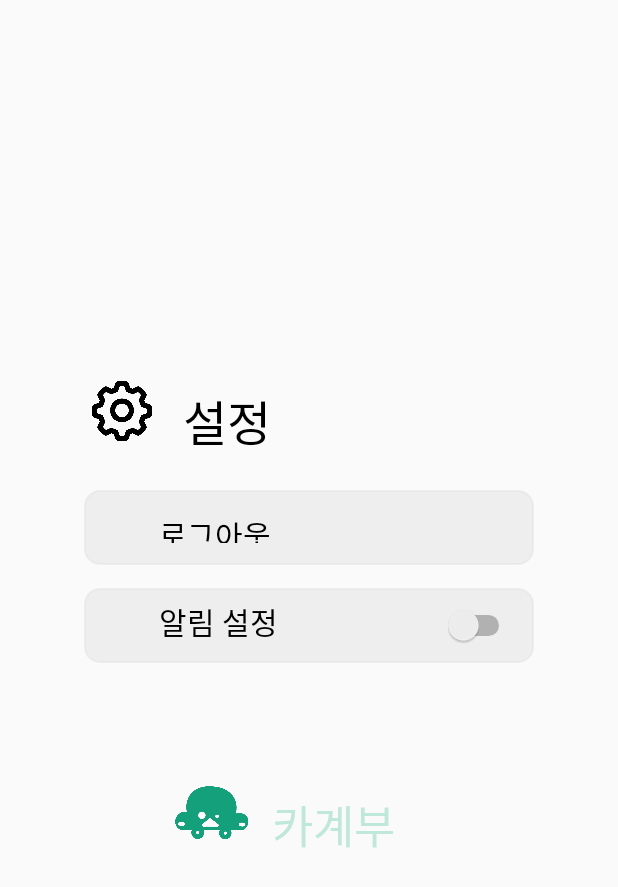
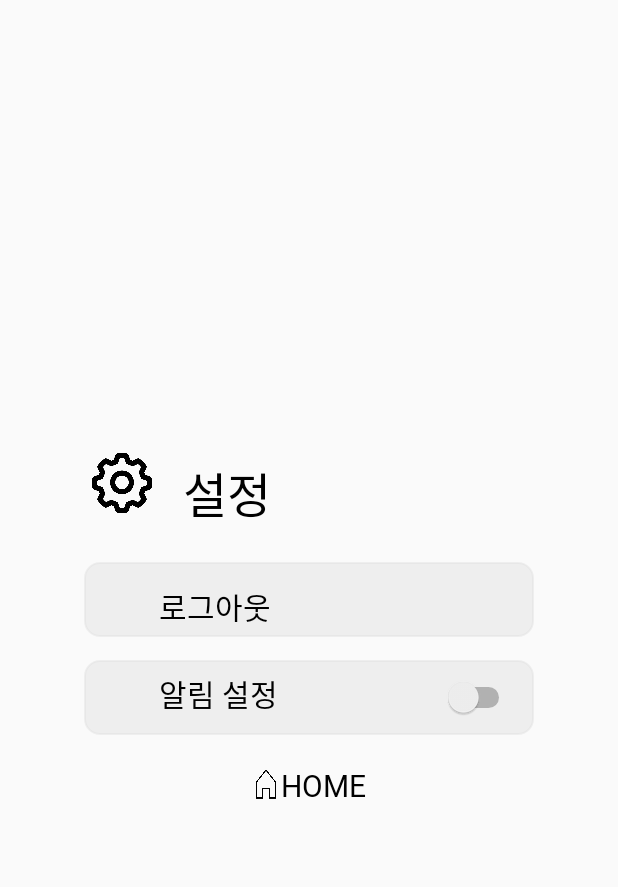
Before and after one commit to jsk41755/Car_management_app, an Android app: the layout activity_settings.xml on its own in the app's theme, with its tools: preview values and no code run, on a phone screen of 412 x 824 dp. Shown: the top 887 px of the screen. Run offline under Robolectric (Android 15) with nearby library versions, the phone set to English and light mode, and no system bars.

Commit message:
설정버튼 5/29_1

```diff
--- a/app/build.gradle
+++ b/app/build.gradle
@@ -60,4 +60,5 @@ dependencies {
     implementation 'com.squareup.retrofit2:converter-scalars:2.3.0'  // String 처리시
     implementation 'com.squareup.okhttp3:okhttp:3.14.7'                     //okhttp3
     implementation 'com.squareup.okhttp3:logging-interceptor:3.14.7'
+
 }
--- a/app/src/main/AndroidManifest.xml
+++ b/app/src/main/AndroidManifest.xml
@@ -16,6 +16,8 @@
         android:theme="@style/Theme.Car_Management_App"
         android:usesCleartextTraffic="true">
         <meta-data android:name="com.kakao.sdk.AppKey" android:value="28024e75b13ddbf12969583a1027b447"/>
+        <activity
+            android:name=".Settings" />
         <activity
             android:name=".Car_Number_Reigst"
             android:exported="false" />
@@ -39,7 +41,6 @@
             android:exported="true">
             <intent-filter>
                 <action android:name="android.intent.action.MAIN" />
-
                 <category android:name="android.intent.category.LAUNCHER" />
             </intent-filter>
         </activity>
--- a/app/src/main/java/com/example/car_management_app/Frag2.java
+++ b/app/src/main/java/com/example/car_management_app/Frag2.java
@@ -15,6 +15,7 @@ import android.util.Log;
 import android.view.LayoutInflater;
 import android.view.View;
 import android.view.ViewGroup;
+import android.widget.ImageView;
 import android.widget.ProgressBar;
 import android.widget.TextView;
 
@@ -44,6 +45,8 @@ public class Frag2 extends Fragment {
     ProgressBar Car_inspection_progress, EngineOil_filter_progress, Airconditioner_filter_progress, CoolingWater_progress,
             Wiper_blade_progress, BreakOil_progress;
 
+    ImageView imageView2;
+
     FirebaseDatabase database = FirebaseDatabase.getInstance();
     DatabaseReference databaseReference = database.getInstance().getReference("Car_Management");
 
@@ -68,6 +71,8 @@ public class Frag2 extends Fragment {
 
         Car_name = v.findViewById(R.id.Car_name);
         Car_Spec = v.findViewById(R.id.Car_Spec);
+
+        imageView2 = (ImageView) v.findViewById(R.id.imageView2);
 
         Car_inspection_progress = (ProgressBar) v.findViewById(R.id.Car_inspection_progress);
         EngineOil_filter_progress = (ProgressBar) v.findViewById(R.id.EngineOil_filter_progress);
--- a/app/src/main/java/com/example/car_management_app/LoginActivity.java
+++ b/app/src/main/java/com/example/car_management_app/LoginActivity.java
@@ -22,6 +22,7 @@ import kotlin.jvm.functions.Function1;
 import kotlin.jvm.functions.Function2;
 
 public class LoginActivity extends AppCompatActivity {
+
     private static final String TAG = "MainActivity";
 
     private View loginButton, logoutButton;
--- /dev/null
+++ b/app/src/main/res/drawable/home_icon_resize.xml
@@ -0,0 +1,11 @@
+<?xml version="1.0" encoding="utf-8"?>
+<layer-list xmlns:android="http://schemas.android.com/apk/res/android">
+
+    <item
+        android:width="20dp"
+        android:height="25dp"
+
+        android:drawable="@drawable/home_icon"/>
+
+
+</layer-list>
--- a/app/src/main/res/layout/activity_home.xml
+++ b/app/src/main/res/layout/activity_home.xml
@@ -7,7 +7,7 @@
     android:orientation="vertical"
     tools:context=".HomeActivity">
 
-    <include layout="@layout/toolbar" android:id="@+id/main_toolbar"/>
+    <include layout="@layout/activity_toolbar" android:id="@+id/main_toolbar"/>
 
         <androidx.viewpager.widget.ViewPager
             android:id="@+id/view_pager"
--- a/app/src/main/res/layout/activity_settings.xml
+++ b/app/src/main/res/layout/activity_settings.xml
@@ -4,6 +4,7 @@
     android:layout_height="match_parent"
     android:orientation="vertical"
     android:gravity="center">
+
 
     <LinearLayout
         android:layout_width="300dp"
@@ -38,7 +39,7 @@
     </LinearLayout>
 
     <LinearLayout
-        android:id="@+id/buttonSettings"
+        android:id="@+id/logoutButton"
         android:layout_width="300dp"
         android:layout_height="50dp"
         android:background="@drawable/shape_button"
@@ -57,7 +58,7 @@
             android:layout_marginStart="45dp"
             android:layout_marginTop="10dp"
             android:layout_marginEnd="45dp"
-            android:layout_marginBottom="10dp"/>
+            android:layout_marginBottom="5dp"/>
 
     </LinearLayout>
 
@@ -92,36 +93,28 @@
     </LinearLayout>
 
     <LinearLayout
-        android:layout_width="300dp"
+        android:id="@+id/homeBack"
+        android:layout_width="wrap_content"
         android:layout_height="wrap_content"
         android:orientation="horizontal"
-        android:layout_marginStart="45dp"
-        android:layout_marginTop="70dp"
-        android:layout_marginEnd="45dp"
-        android:layout_marginBottom="10dp">
+        android:layout_marginTop="20dp">
+
 
         <ImageView
             android:layout_width="wrap_content"
             android:layout_height="wrap_content"
-            android:src="@drawable/color_icon_resize"
-            android:layout_marginStart="60dp"
-            android:layout_marginTop="4dp"
-            android:layout_marginEnd="5dp"
-            android:layout_marginBottom="2dp"/>
+            android:src="@drawable/home_icon_resize"
+            />
 
         <TextView
             android:layout_width="wrap_content"
             android:layout_height="wrap_content"
-            android:text="카계부"
-            android:textSize="30dp"
-            android:textColor="@color/maingreen"
-            android:fontFamily="@font/cafe24ssurround"
-            android:gravity="center"
-            android:layout_marginStart="10dp"
-            android:layout_marginTop="15dp"
-            android:layout_marginEnd="45dp"
-            android:layout_marginBottom="2dp"/>
+            android:text="HOME"
+            android:textSize="20dp"
+            android:textColor="@color/black"
+            android:fontFamily="@font/hallymgothic_regular"/>
 
     </LinearLayout>
 
+
 </LinearLayout>
--- a/app/src/main/res/layout/activity_tab2_fragment.xml
+++ b/app/src/main/res/layout/activity_tab2_fragment.xml
@@ -53,7 +53,7 @@
             android:layout_width="0dp"
             android:layout_height="match_parent"
             android:layout_weight="1"
-            android:src="@drawable/car_icon" />
+            android:src="@drawable/car_icon_resize" />
 
     </LinearLayout>
 
--- a/app/src/main/res/layout/activity_tab3_fragment.xml
+++ b/app/src/main/res/layout/activity_tab3_fragment.xml
@@ -133,6 +133,7 @@
             </TableRow>
 
         </TableLayout>
+
     </LinearLayout>
 
     <com.github.mikephil.charting.charts.BarChart
```
Also changed, not shown: app/src/main/java/com/example/car_management_app/HomeActivity.java (+15 -0 lines), app/src/main/java/com/example/car_management_app/Settings.java (added, +46 -0 lines), app/src/main/res/drawable/car_icon_resize.xml (+7 -0 lines), app/src/main/res/layout/activity_toolbar.xml (renamed from app/src/main/res/layout/toolbar.xml).
